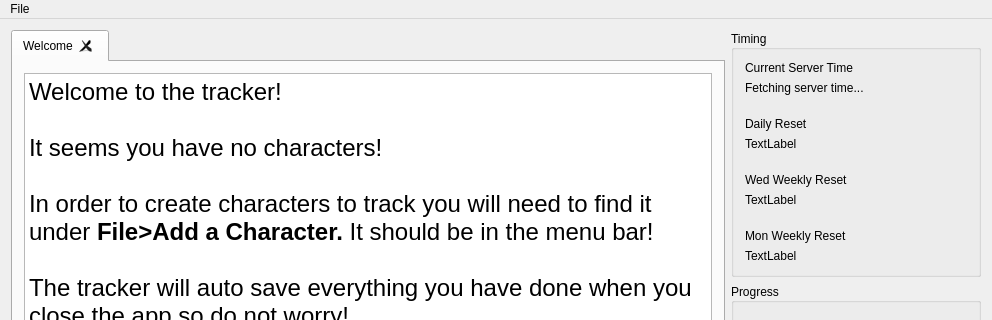
This is MapleDailyTracker/mainwindow.ui in BryceCallender/OldMapleTracker as Qt 5 draws it before an edit; both pictures show x 0 to 992 and y 0 to 320 of the 992 by 737 pixel window. The edited form follows.
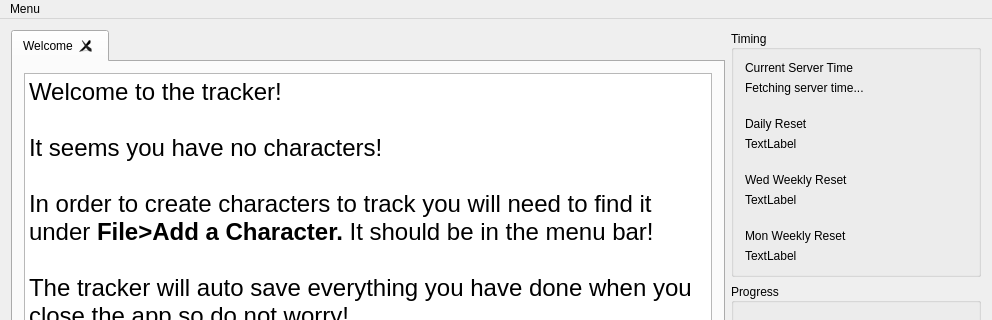
This is the edited form. Custom widgets are drawn as their Qt base class.

Diff of the .ui file:
```diff
--- a/MapleDailyTracker/mainwindow.ui
+++ b/MapleDailyTracker/mainwindow.ui
@@ -243,7 +243,7 @@
    </property>
    <widget class="QMenu" name="menuFile">
     <property name="title">
-     <string>File</string>
+     <string>Menu</string>
     </property>
     <addaction name="actionAdd_Character"/>
    </widget>
```
